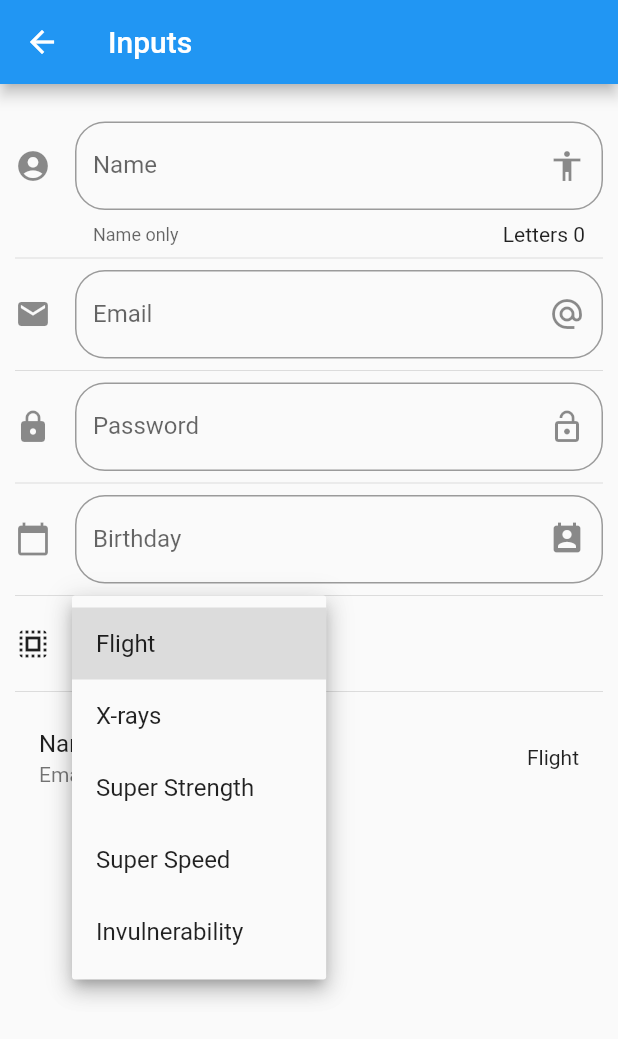
After one commit to malberquilla/flutter-course-examples, a Flutter app: the InputPage screen opened by its route, after a tap on "Flight", on a phone screen of 412 x 824 dp. The commit adds this screen. Shown: the top 1039 px of the screen. Run offline on Flutter 3.47's test engine with Material 2 defaults, Android fonts, the phone set to English and light mode, and no system bars.

Commit message:
Input Fields Page

```diff
--- a/flutter-components/data/menu_opts.json
+++ b/flutter-components/data/menu_opts.json
@@ -20,6 +20,11 @@
             "route": "animatedContainer",
             "icon": "donut_large",
             "text": "Animated Container"
+        },
+        {
+            "route": "inputs",
+            "icon": "input",
+            "text": "Inputs"
         }
     ]
 }
--- a/flutter-components/lib/main.dart
+++ b/flutter-components/lib/main.dart
@@ -1,4 +1,5 @@
 import 'package:flutter/material.dart';
+import 'package:flutter_localizations/flutter_localizations.dart';
 
 import 'src/pages/alert_page.dart';
 import 'package:components/src/routes/routes.dart';
@@ -10,6 +11,14 @@ class MyApp extends StatelessWidget {
   Widget build(BuildContext context) {
     return MaterialApp(
       debugShowCheckedModeBanner: false,
+      localizationsDelegates: [
+        GlobalMaterialLocalizations.delegate,
+        GlobalWidgetsLocalizations.delegate
+      ],
+      supportedLocales: [
+        const Locale('en', 'US'),
+        const Locale('es', 'ES'),
+      ],
       title: 'Material App',
       // home: HomePage(),
       initialRoute: '/',
--- a/flutter-components/lib/src/pages/animated_container_page.dart
+++ b/flutter-components/lib/src/pages/animated_container_page.dart
@@ -28,7 +28,7 @@ class _AnimatedContainerPageState extends State<AnimatedContainerPage> {
           decoration:
               BoxDecoration(borderRadius: _borderRadiusGeometry, color: _color),
           duration: Duration(milliseconds: 500),
-          curve: Curves.elasticInOut,
+          curve: Curves.bounceInOut,
         ),
       ),
       floatingActionButton: FloatingActionButton(
--- /dev/null
+++ b/flutter-components/lib/src/pages/input_page.dart
@@ -0,0 +1,171 @@
+import 'package:flutter/material.dart';
+
+class InputPage extends StatefulWidget {
+  InputPage({Key key}) : super(key: key);
+
+  @override
+  _InputPageState createState() => _InputPageState();
+}
+
+class _InputPageState extends State<InputPage> {
+  String _name = '';
+  String _email = '';
+  String _password = '';
+  String _birthday = '';
+
+  TextEditingController _inputFieldBirthdayController =
+      new TextEditingController();
+
+  List _powers = [
+    'Flight',
+    'X-rays',
+    'Super Strength',
+    'Super Speed',
+    'Invulnerability'
+  ];
+  String _powerSelected = 'Flight';
+
+  @override
+  Widget build(BuildContext context) {
+    return Scaffold(
+      appBar: AppBar(title: Text('Inputs')),
+      body: ListView(
+        padding: EdgeInsets.symmetric(horizontal: 10.0, vertical: 25.0),
+        children: <Widget>[
+          _crearInput(),
+          Divider(),
+          _createEmail(),
+          Divider(),
+          _createPassword(),
+          Divider(),
+          _createBirthday(context),
+          Divider(),
+          _createDropdown(),
+          Divider(),
+          _createPerson(),
+        ],
+      ),
+    );
+  }
+
+  Widget _crearInput() {
+    return TextField(
+      // autofocus: true,
+      textCapitalization: TextCapitalization.sentences,
+      decoration: InputDecoration(
+          border: OutlineInputBorder(borderRadius: BorderRadius.circular(20.0)),
+          counter: Text('Letters ${_name.length}'),
+          hintText: 'Name',
+          labelText: 'Name',
+          helperText: 'Name only',
+          suffixIcon: Icon(Icons.accessibility),
+          icon: Icon(Icons.account_circle)),
+      onChanged: (value) {
+        setState(() {
+          _name = value;
+        });
+      },
+    );
+  }
+
+  Widget _createPerson() {
+    return ListTile(
+      title: Text('Name: $_name'),
+      subtitle: Text('Email: $_email'),
+      trailing: Text(_powerSelected),
+    );
+  }
+
+  Widget _createEmail() {
+    return TextField(
+      keyboardType: TextInputType.emailAddress,
+      decoration: InputDecoration(
+          border: OutlineInputBorder(borderRadius: BorderRadius.circular(20.0)),
+          hintText: 'Email',
+          labelText: 'Email',
+          suffixIcon: Icon(Icons.alternate_email),
+          icon: Icon(Icons.email)),
+      onChanged: (value) {
+        setState(() {
+          _email = value;
+        });
+      },
+    );
+  }
+
+  Widget _createPassword() {
+    return TextField(
+      obscureText: true,
+      decoration: InputDecoration(
+          border: OutlineInputBorder(borderRadius: BorderRadius.circular(20.0)),
+          hintText: 'Password',
+          labelText: 'Password',
+          suffixIcon: Icon(Icons.lock_open),
+          icon: Icon(Icons.lock)),
+      onChanged: (value) {
+        setState(() {
+          _password = value;
+        });
+      },
+    );
+  }
+
+  Widget _createBirthday(BuildContext context) {
+    return TextField(
+      enableInteractiveSelection: false,
+      controller: _inputFieldBirthdayController,
+      decoration: InputDecoration(
+          border: OutlineInputBorder(borderRadius: BorderRadius.circular(20.0)),
+          hintText: 'Birthday',
+          labelText: 'Birthday',
+          suffixIcon: Icon(Icons.perm_contact_calendar),
+          icon: Icon(Icons.calendar_today)),
+      onTap: () {
+        FocusScope.of(context).requestFocus(new FocusNode());
+        _selectDate(context);
+      },
+    );
+  }
+
+  void _selectDate(BuildContext context) async {
+    DateTime picked = await showDatePicker(
+        context: context,
+        initialDate: new DateTime.now(),
+        firstDate: new DateTime(2018),
+        lastDate: new DateTime(2025),
+        locale: Locale('es', 'ES'));
+
+    if (picked != null) {
+      setState(() {
+        _birthday = picked.toString();
+        _inputFieldBirthdayController.text = _birthday;
+      });
+    }
+  }
+
+  List<DropdownMenuItem<String>> getDropdownItems() {
+    List<DropdownMenuItem<String>> list = new List();
+
+    _powers.forEach((power) {
+      list.add(DropdownMenuItem(child: Text(power), value: power));
+    });
+
+    return list;
+  }
+
+  Widget _createDropdown() {
+    return Row(children: <Widget>[
+      Icon(Icons.select_all),
+      SizedBox(width: 30.0,),
+      DropdownButton(
+        value: _powerSelected,
+        items: getDropdownItems(),
+        onChanged: (item) {
+          setState(() {
+            _powerSelected = item;
+          });
+        },
+      )
+    ]);
+  }
+}
--- a/flutter-components/lib/src/routes/routes.dart
+++ b/flutter-components/lib/src/routes/routes.dart
@@ -5,6 +5,7 @@ import 'package:components/src/pages/animated_container_page.dart';
 import 'package:components/src/pages/avatar_page.dart';
 import 'package:components/src/pages/card_page.dart';
 import 'package:components/src/pages/home_page.dart';
+import 'package:components/src/pages/input_page.dart';
 
 Map<String, WidgetBuilder> getAppRoutes() {
   return <String, WidgetBuilder> {
@@ -13,5 +14,6 @@ Map<String, WidgetBuilder> getAppRoutes() {
     'avatar'            : (BuildContext context) => AvatarPage(),
     'card'              : (BuildContext context) => CardPage(),
     'animatedContainer' : (BuildContext context) => AnimatedContainerPage(),
+    'inputs'            : (BuildContext context) => InputPage(),
   };
 }
--- a/flutter-components/lib/src/utils/util_icon.dart
+++ b/flutter-components/lib/src/utils/util_icon.dart
@@ -4,7 +4,8 @@ final _icons = <String, IconData> {
   'add_alert'       : Icons.add_alert,
   'accessibility'   : Icons.accessibility,
   'folder_open'     : Icons.folder_open,
-  'donut_large'     : Icons.donut_large
+  'donut_large'     : Icons.donut_large,
+  'input'     : Icons.input,
 };
 
 Icon getIcon(String iconName) => Icon(_icons[iconName], color: Colors.blue);
--- a/flutter-components/pubspec.yaml
+++ b/flutter-components/pubspec.yaml
@@ -18,6 +18,9 @@ environment:
 
 dependencies:
   flutter:
+    sdk: flutter
+
+  flutter_localizations:
     sdk: flutter
 
   # The following adds the Cupertino Icons font to your application.
```
